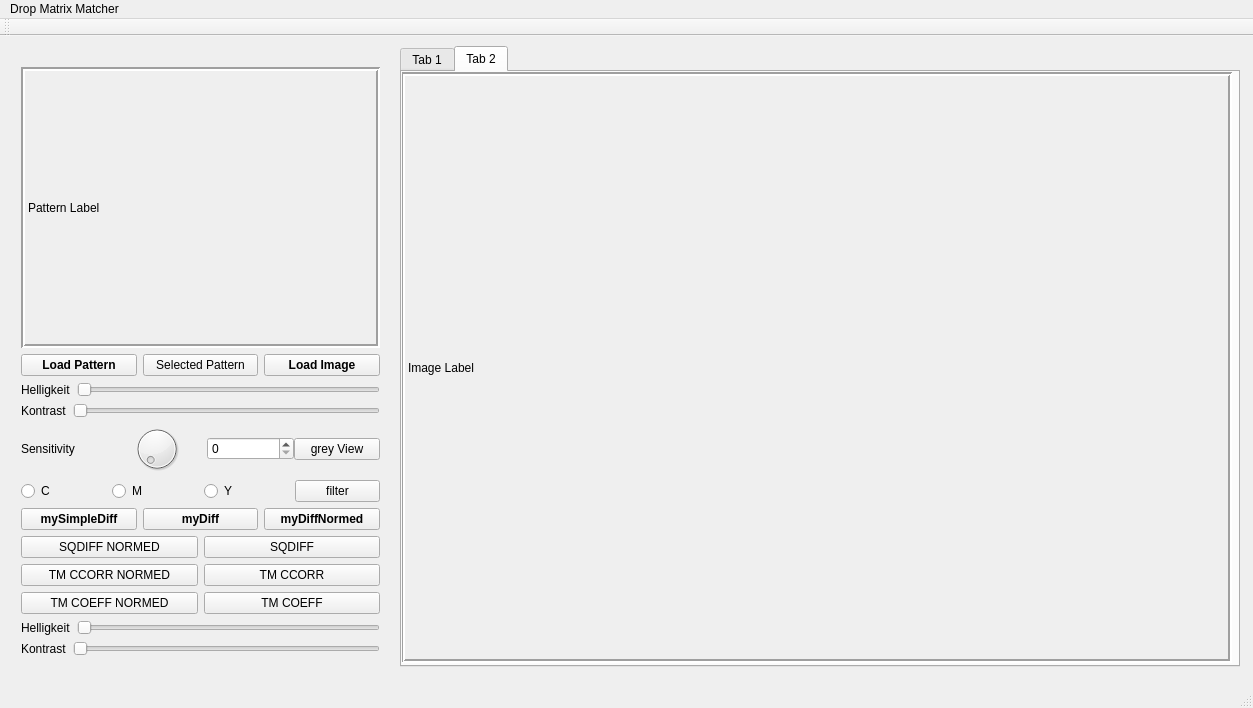
resa89/dropmatrixmatcher, file dropmatrixmatcher.ui: the form before one commit.
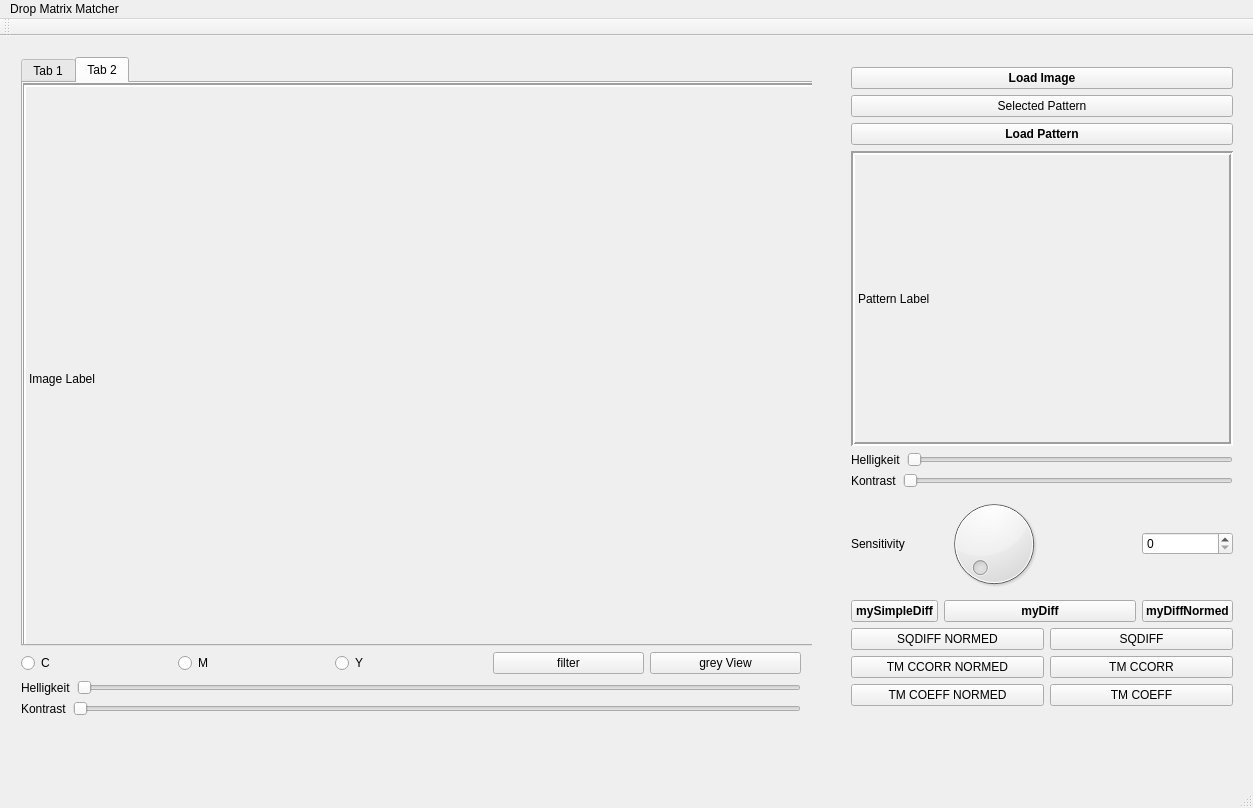
The form after the commit. The open tabs and pages were chosen to show the change. Custom widgets are drawn as their Qt base class.

Commit message: Change GUI for better useability.

Diff of the .ui file:
```diff
--- a/dropmatrixmatcher.ui
+++ b/dropmatrixmatcher.ui
@@ -23,116 +23,54 @@
    <property name="minimumSize">
     <size>
      <width>1250</width>
-     <height>650</height>
+     <height>750</height>
     </size>
    </property>
-   <widget class="QTabWidget" name="tabWidget">
+   <widget class="QWidget" name="">
     <property name="geometry">
      <rect>
-      <x>400</x>
-      <y>10</y>
-      <width>840</width>
-      <height>621</height>
-     </rect>
-    </property>
-    <property name="minimumSize">
-     <size>
-      <width>800</width>
-      <height>400</height>
-     </size>
-    </property>
-    <property name="currentIndex">
-     <number>0</number>
-    </property>
-    <widget class="QWidget" name="tab">
-     <attribute name="title">
-      <string>Tab 1</string>
-     </attribute>
-     <widget class="ProLabel" name="imageLabel_1">
-      <property name="geometry">
-       <rect>
-        <x>-1</x>
-        <y>0</y>
-        <width>831</width>
-        <height>591</height>
-       </rect>
-      </property>
-      <property name="minimumSize">
-       <size>
-        <width>750</width>
-        <height>500</height>
-       </size>
-      </property>
-      <property name="autoFillBackground">
-       <bool>true</bool>
-      </property>
-      <property name="frameShape">
-       <enum>QFrame::Box</enum>
-      </property>
-      <property name="frameShadow">
-       <enum>QFrame::Sunken</enum>
-      </property>
-      <property name="lineWidth">
-       <number>2</number>
-      </property>
-      <property name="midLineWidth">
-       <number>0</number>
-      </property>
-      <property name="text">
-       <string>Image Label</string>
-      </property>
-     </widget>
-    </widget>
-    <widget class="QWidget" name="tab_2">
-     <attribute name="title">
-      <string>Tab 2</string>
-     </attribute>
-     <widget class="ProLabel" name="imageLabel_2">
-      <property name="geometry">
-       <rect>
-        <x>-1</x>
-        <y>0</y>
-        <width>831</width>
-        <height>591</height>
-       </rect>
-      </property>
-      <property name="minimumSize">
-       <size>
-        <width>750</width>
-        <height>500</height>
-       </size>
-      </property>
-      <property name="autoFillBackground">
-       <bool>true</bool>
-      </property>
-      <property name="frameShape">
-       <enum>QFrame::Box</enum>
-      </property>
-      <property name="frameShadow">
-       <enum>QFrame::Sunken</enum>
-      </property>
-      <property name="lineWidth">
-       <number>2</number>
-      </property>
-      <property name="midLineWidth">
-       <number>0</number>
-      </property>
-      <property name="text">
-       <string>Image Label</string>
-      </property>
-     </widget>
-    </widget>
-   </widget>
-   <widget class="QWidget" name="layoutWidget">
-    <property name="geometry">
-     <rect>
-      <x>10</x>
+      <x>840</x>
       <y>20</y>
-      <width>381</width>
-      <height>611</height>
+      <width>404</width>
+      <height>661</height>
      </rect>
     </property>
-    <layout class="QVBoxLayout" name="verticalLayout">
+    <layout class="QVBoxLayout" name="verticalLayout_4">
+     <item>
+      <layout class="QVBoxLayout" name="verticalLayout_2">
+       <item>
+        <widget class="QPushButton" name="loadImage">
+         <property name="font">
+          <font>
+           <weight>75</weight>
+           <bold>true</bold>
+          </font>
+         </property>
+         <property name="text">
+          <string>Load Image</string>
+         </property>
+        </widget>
+       </item>
+       <item>
+        <widget class="QPushButton" name="LoadSelectedPattern">
+         <property name="text">
+          <string>Selected Pattern</string>
+         </property>
+        </widget>
+       </item>
+       <item>
+        <widget class="QPushButton" name="loadPattern">
+         <property name="font">
+          <font>
+           <weight>75</weight>
+           <bold>true</bold>
+          </font>
+         </property>
+         <property name="text">
+          <string>Load Pattern</string>
+         </property>
+        </widget>
+       </item>
      <item>
       <widget class="QLabel" name="patternLabel">
        <property name="minimumSize">
@@ -158,43 +96,10 @@
        </property>
       </widget>
      </item>
-     <item>
-      <layout class="QHBoxLayout" name="horizontalLayout_2">
-       <item>
-        <widget class="QPushButton" name="loadPattern">
-         <property name="font">
-          <font>
-           <weight>75</weight>
-           <bold>true</bold>
-          </font>
-         </property>
-         <property name="text">
-          <string>Load Pattern</string>
-         </property>
-        </widget>
-       </item>
-       <item>
-        <widget class="QPushButton" name="LoadSelectedPattern">
-         <property name="text">
-          <string>Selected Pattern</string>
-         </property>
-        </widget>
-       </item>
-       <item>
-        <widget class="QPushButton" name="loadImage">
-         <property name="font">
-          <font>
-           <weight>75</weight>
-           <bold>true</bold>
-          </font>
-         </property>
-         <property name="text">
-          <string>Load Image</string>
-         </property>
-        </widget>
-       </item>
       </layout>
      </item>
+     <item>
+      <layout class="QVBoxLayout" name="verticalLayout_3">
      <item>
       <layout class="QHBoxLayout" name="horizontalLayout_5">
        <item>
@@ -231,36 +136,220 @@
        </item>
       </layout>
      </item>
+      </layout>
+     </item>
      <item>
+      <layout class="QGridLayout" name="gridLayout">
+       <item row="1" column="3">
+        <widget class="QPushButton" name="findButton8">
+         <property name="font">
+          <font>
+           <weight>75</weight>
+           <bold>true</bold>
+          </font>
+         </property>
+         <property name="text">
+          <string>myDiffNormed</string>
+         </property>
+        </widget>
+       </item>
+       <item row="2" column="2" colspan="2">
+        <widget class="QPushButton" name="findButton0">
+         <property name="text">
+          <string>SQDIFF</string>
+         </property>
+        </widget>
+       </item>
+       <item row="3" column="2" colspan="2">
+        <widget class="QPushButton" name="findButton2">
+         <property name="text">
+          <string>TM CCORR</string>
+         </property>
+        </widget>
+       </item>
+       <item row="1" column="0">
+        <widget class="QPushButton" name="findButton6">
+         <property name="font">
+          <font>
+           <weight>75</weight>
+           <bold>true</bold>
+          </font>
+         </property>
+         <property name="text">
+          <string>mySimpleDiff</string>
+         </property>
+        </widget>
+       </item>
+       <item row="4" column="0" colspan="2">
+        <widget class="QPushButton" name="findButton5">
+         <property name="text">
+          <string>TM COEFF NORMED</string>
+         </property>
+        </widget>
+       </item>
+       <item row="4" column="2" colspan="2">
+        <widget class="QPushButton" name="findButton4">
+         <property name="text">
+          <string>TM COEFF</string>
+         </property>
+        </widget>
+       </item>
+       <item row="1" column="1" colspan="2">
+        <widget class="QPushButton" name="findButton7">
+         <property name="font">
+          <font>
+           <weight>75</weight>
+           <bold>true</bold>
+          </font>
+         </property>
+         <property name="text">
+          <string>myDiff</string>
+         </property>
+        </widget>
+       </item>
+       <item row="0" column="3">
       <layout class="QHBoxLayout" name="horizontalLayout_7">
        <property name="spacing">
         <number>0</number>
        </property>
        <item>
+          <widget class="QSpinBox" name="sensitivityValueText"/>
+         </item>
+        </layout>
+       </item>
+       <item row="0" column="1">
+        <widget class="QDial" name="dial"/>
+       </item>
+       <item row="2" column="0" colspan="2">
+        <widget class="QPushButton" name="findButton1">
+         <property name="text">
+          <string>SQDIFF NORMED</string>
+         </property>
+        </widget>
+       </item>
+       <item row="3" column="0" colspan="2">
+        <widget class="QPushButton" name="findButton3">
+         <property name="text">
+          <string>TM CCORR NORMED</string>
+         </property>
+        </widget>
+       </item>
+       <item row="0" column="0">
         <widget class="QLabel" name="label">
          <property name="text">
           <string>Sensitivity</string>
          </property>
         </widget>
        </item>
-       <item>
-        <widget class="QDial" name="dial"/>
-       </item>
+      </layout>
+     </item>
+    </layout>
+   </widget>
+   <widget class="QWidget" name="">
+    <property name="geometry">
+     <rect>
+      <x>10</x>
+      <y>10</y>
+      <width>802</width>
+      <height>681</height>
+     </rect>
+    </property>
+    <layout class="QVBoxLayout" name="verticalLayout_5">
        <item>
-        <widget class="QSpinBox" name="sensitivityValueText"/>
-       </item>
-       <item>
-        <widget class="QPushButton" name="greyView">
+      <widget class="QTabWidget" name="tabWidget">
+       <property name="minimumSize">
+        <size>
+         <width>800</width>
+         <height>400</height>
+        </size>
+       </property>
+       <property name="currentIndex">
+        <number>1</number>
+       </property>
+       <widget class="QWidget" name="tab">
+        <attribute name="title">
+         <string>Tab 1</string>
+        </attribute>
+        <widget class="ProLabel" name="imageLabel_1">
+         <property name="geometry">
+          <rect>
+           <x>-1</x>
+           <y>0</y>
+           <width>831</width>
+           <height>591</height>
+          </rect>
+         </property>
+         <property name="minimumSize">
+          <size>
+           <width>750</width>
+           <height>500</height>
+          </size>
+         </property>
+         <property name="autoFillBackground">
+          <bool>true</bool>
+         </property>
+         <property name="frameShape">
+          <enum>QFrame::Box</enum>
+         </property>
+         <property name="frameShadow">
+          <enum>QFrame::Sunken</enum>
+         </property>
+         <property name="lineWidth">
+          <number>2</number>
+         </property>
+         <property name="midLineWidth">
+          <number>0</number>
+         </property>
          <property name="text">
-          <string>grey View</string>
+          <string>Image Label</string>
          </property>
-         <property name="checkable">
+        </widget>
+        <zorder>imageLabel_1</zorder>
+        <zorder></zorder>
+       </widget>
+       <widget class="QWidget" name="tab_2">
+        <attribute name="title">
+         <string>Tab 2</string>
+        </attribute>
+        <widget class="ProLabel" name="imageLabel_2">
+         <property name="geometry">
+          <rect>
+           <x>-1</x>
+           <y>0</y>
+           <width>831</width>
+           <height>591</height>
+          </rect>
+         </property>
+         <property name="minimumSize">
+          <size>
+           <width>750</width>
+           <height>500</height>
+          </size>
+         </property>
+         <property name="autoFillBackground">
           <bool>true</bool>
          </property>
+         <property name="frameShape">
+          <enum>QFrame::Box</enum>
+         </property>
+         <property name="frameShadow">
+          <enum>QFrame::Sunken</enum>
+         </property>
+         <property name="lineWidth">
+          <number>2</number>
+         </property>
+         <property name="midLineWidth">
+          <number>0</number>
+         </property>
+         <property name="text">
+          <string>Image Label</string>
+         </property>
         </widget>
-       </item>
-      </layout>
-     </item>
+       </widget>
+      </widget>
+     </item>
+     <item>
+      <layout class="QVBoxLayout" name="verticalLayout">
      <item>
       <layout class="QHBoxLayout" name="horizontalLayout_8">
        <item>
@@ -297,107 +386,20 @@
          </property>
         </widget>
        </item>
-      </layout>
-     </item>
      <item>
-      <layout class="QHBoxLayout" name="horizontalLayout_9">
-       <item>
-        <widget class="QPushButton" name="findButton6">
-         <property name="font">
-          <font>
-           <weight>75</weight>
-           <bold>true</bold>
-          </font>
-         </property>
+          <widget class="QPushButton" name="greyView">
          <property name="text">
-          <string>mySimpleDiff</string>
-         </property>
-        </widget>
-       </item>
-       <item>
-        <widget class="QPushButton" name="findButton7">
-         <property name="font">
-          <font>
-           <weight>75</weight>
-           <bold>true</bold>
-          </font>
-         </property>
-         <property name="text">
-          <string>myDiff</string>
-         </property>
-        </widget>
-       </item>
-       <item>
-        <widget class="QPushButton" name="findButton8">
-         <property name="font">
-          <font>
-           <weight>75</weight>
-           <bold>true</bold>
-          </font>
-         </property>
-         <property name="text">
-          <string>myDiffNormed</string>
-         </property>
-        </widget>
-       </item>
+            <string>grey View</string>
+           </property>
+           <property name="checkable">
+            <bool>true</bool>
+           </property>
+          </widget>
+         </item>
       </layout>
      </item>
      <item>
-      <layout class="QHBoxLayout" name="horizontalLayout">
-       <item>
-        <widget class="QPushButton" name="findButton1">
-         <property name="text">
-          <string>SQDIFF NORMED</string>
-         </property>
-        </widget>
-       </item>
-       <item>
-        <widget class="QPushButton" name="findButton0">
-         <property name="text">
-          <string>SQDIFF</string>
-         </property>
-        </widget>
-       </item>
-      </layout>
-     </item>
-     <item>
-      <layout class="QHBoxLayout" name="horizontalLayout_3">
-       <item>
-        <widget class="QPushButton" name="findButton3">
-         <property name="text">
-          <string>TM CCORR NORMED</string>
-         </property>
-        </widget>
-       </item>
-       <item>
-        <widget class="QPushButton" name="findButton2">
-         <property name="text">
-          <string>TM CCORR</string>
-         </property>
-        </widget>
-       </item>
-      </layout>
-     </item>
-     <item>
-      <layout class="QHBoxLayout" name="horizontalLayout_4">
-       <item>
-        <widget class="QPushButton" name="findButton5">
-         <property name="text">
-          <string>TM COEFF NORMED</string>
-         </property>
-        </widget>
-       </item>
-       <item>
-        <widget class="QPushButton" name="findButton4">
-         <property name="text">
-          <string>TM COEFF</string>
-         </property>
-        </widget>
-       </item>
-      </layout>
-     </item>
-     <item>
-      <layout class="QHBoxLayout" name="horizontalLayout_11">
+        <layout class="QHBoxLayout" name="horizontalLayout_10">
        <item>
         <widget class="QLabel" name="brightness_2">
          <property name="text">
@@ -415,7 +417,7 @@
       </layout>
      </item>
      <item>
-      <layout class="QHBoxLayout" name="horizontalLayout_10">
+        <layout class="QHBoxLayout" name="horizontalLayout_11">
        <item>
         <widget class="QLabel" name="contrast_2">
          <property name="text">
@@ -433,9 +435,17 @@
       </layout>
      </item>
     </layout>
+     </item>
+    </layout>
    </widget>
    <zorder>layoutWidget</zorder>
    <zorder>tabWidget</zorder>
+   <zorder>loadImage</zorder>
+   <zorder>filterButton</zorder>
+   <zorder>loadPattern</zorder>
+   <zorder>loadPattern</zorder>
+   <zorder></zorder>
+   <zorder></zorder>
   </widget>
   <widget class="QToolBar" name="mainToolBar">
    <attribute name="toolBarArea">
```
Lines whose indentation alone changed are shown as unchanged.
